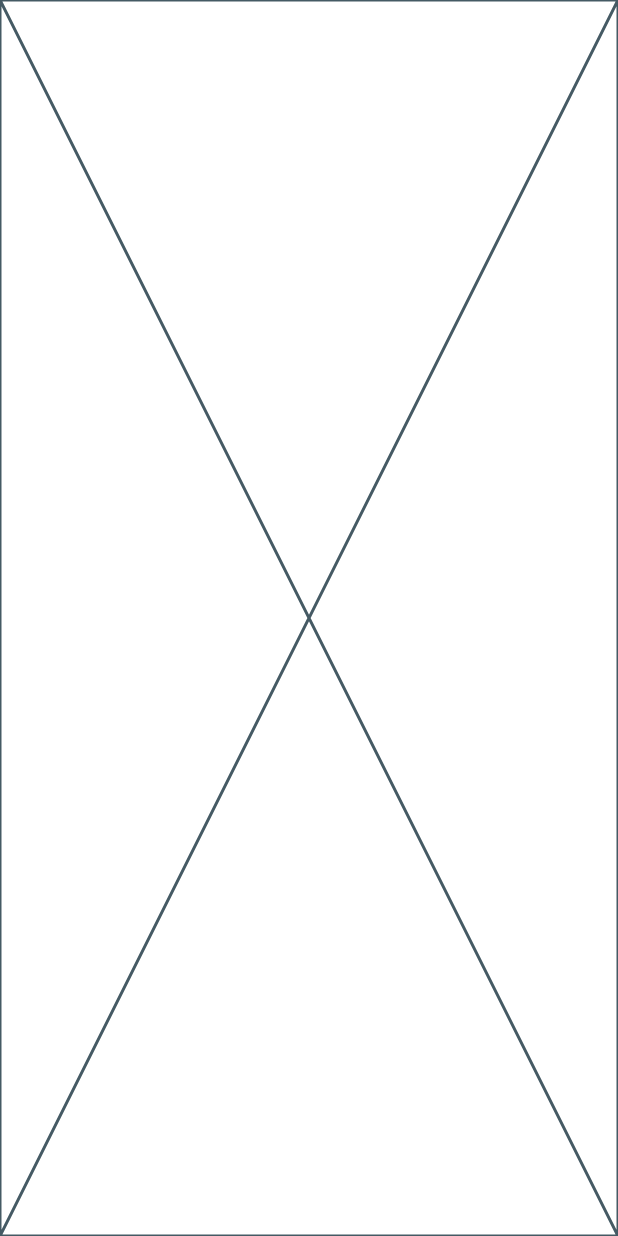
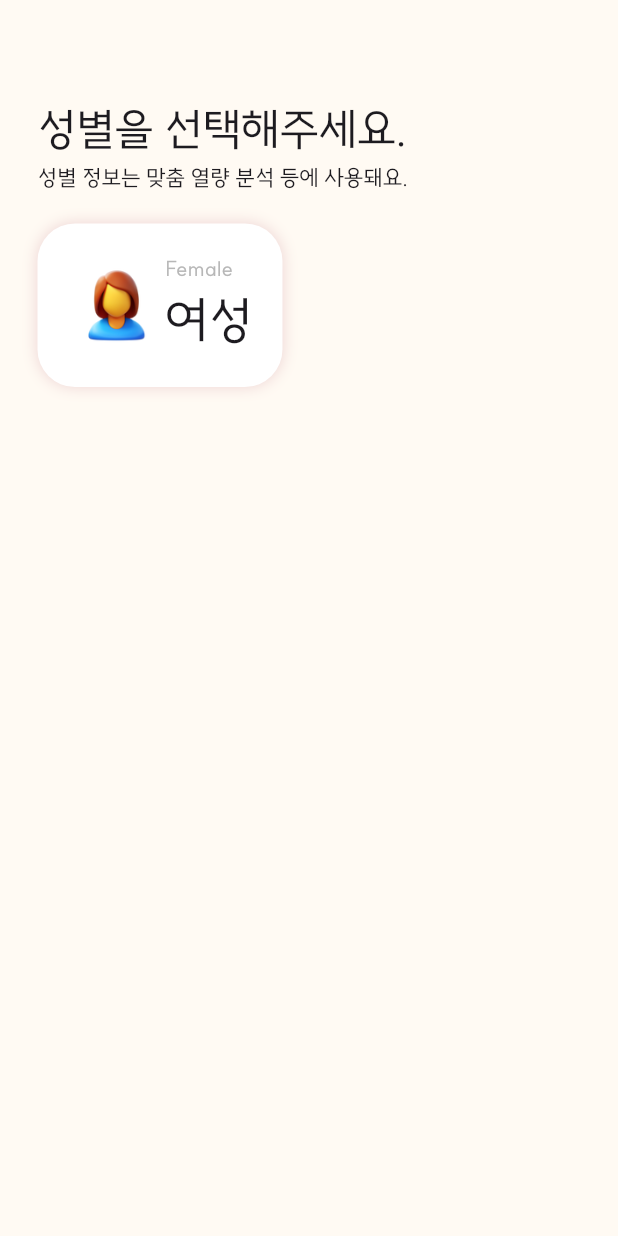
Before and after one commit to dawnfire05/bopool, a Flutter app: the screen it shows after launch, after a tap on "카카오 로그인", on a phone screen of 412 x 824 dp. Run offline on Flutter 3.47's test engine with Material 3 defaults, Android fonts, the phone set to English and light mode, and no system bars; our stand-ins replace flutter_svg; project files that could hold a hidden picture were left out.

Commit message:
edit:gender_page

```diff
--- a/lib/screen/login.dart
+++ b/lib/screen/login.dart
@@ -1,5 +1,6 @@
 import 'package:bopool/screen/login_gender.dart';
 import 'package:flutter/material.dart';
+import 'package:flutter_svg/flutter_svg.dart';
 
 class LoginScreen extends StatelessWidget {
   const LoginScreen({super.key});
@@ -14,17 +15,25 @@ class LoginScreen extends StatelessWidget {
           child: Column(
             children: [
               const SizedBox(height: 190),
-              const Column(
+              Column(
                 children: [
-                  Text(
-                    "밥풀",
-                    style: TextStyle(
-                      fontSize: 60,
-                      color: Color.fromARGB(255, 255, 136, 0),
-                      fontFamily: 'KCC-Ganpan',
-                    ),
+                  SvgPicture.asset(
+                    'assets/images/text_logo.svg',
+                    width: 75,
+                    height: 60,
                   ),
-                  Text(
+                  const SizedBox(
+                    height: 20,
+                  ),
+                  // const Text(
+                  //   "밥풀",
+                  //   style: TextStyle(
+                  //     fontSize: 60,
+                  //     color: Color.fromARGB(255, 255, 136, 0),
+                  //     fontFamily: 'KCC-Ganpan',
+                  //   ),
+                  // ),
+                  const Text(
                     "우리 가족 식사 담당 서비스, 밥풀",
                     style: TextStyle(
                       fontSize: 20,
@@ -36,7 +45,7 @@ class LoginScreen extends StatelessWidget {
                 ],
               ),
               const SizedBox(
-                height: 211,
+                height: 240,
               ),
               GestureDetector(
                 onTap: () {
--- a/lib/screen/login_gender.dart
+++ b/lib/screen/login_gender.dart
@@ -1,10 +1,82 @@
 import 'package:flutter/material.dart';
+import 'package:flutter_svg/flutter_svg.dart';
 
 class LoginGender extends StatelessWidget {
   const LoginGender({super.key});
 
   @override
   Widget build(BuildContext context) {
-    return const Placeholder();
+    return Scaffold(
+      backgroundColor: const Color.fromARGB(255, 255, 250, 243),
+      body: Padding(
+        padding: const EdgeInsets.all(25),
+        child: Center(
+          child: Column(
+            crossAxisAlignment: CrossAxisAlignment.start,
+            children: [
+              const SizedBox(
+                height: 40,
+              ),
+              const Text(
+                '성별을 선택해주세요.',
+                style: TextStyle(fontFamily: 'SUITE', fontSize: 30),
+              ),
+              const Text(
+                '성별 정보는 맞춤 열량 분석 등에 사용돼요.',
+                style: TextStyle(fontFamily: 'SUITE', fontSize: 15),
+              ),
+              const SizedBox(
+                height: 20,
+              ),
+              Row(
+                mainAxisAlignment: MainAxisAlignment.spaceBetween,
+                children: [
+                  Container(
+                    decoration: BoxDecoration(
+                        color: Colors.white,
+                        borderRadius: const BorderRadius.all(
+                          Radius.circular(25),
+                        ),
+                        boxShadow: [
+                          BoxShadow(
+                              color: const Color(0xFF8A0026).withOpacity(0.15),
+                              blurStyle: BlurStyle.normal,
+                              blurRadius: 8)
+                        ]),
+                    padding: const EdgeInsets.all(20),
+                    child: Row(
+                      children: [
+                        Image.asset(
+                          'assets/images/gender_female.png',
+                          width: 65,
+                          height: 55,
+                        ),
+                        const Column(
+                          crossAxisAlignment: CrossAxisAlignment.start,
+                          children: [
+                            Text(
+                              'Female',
+                              style: TextStyle(
+                                fontFamily: 'SUITE',
+                                color: Color.fromARGB(255, 183, 183, 183),
+                              ),
+                            ),
+                            Text(
+                              '여성',
+                              style:
+                                  TextStyle(fontFamily: 'SUITE', fontSize: 34),
+                            ),
+                          ],
+                        ),
+                      ],
+                    ),
+                  ),
+                ],
+              ),
+            ],
+          ),
+        ),
+      ),
+    );
   }
 }
--- a/pubspec.yaml
+++ b/pubspec.yaml
@@ -36,6 +36,7 @@ dependencies:
   # Use with the CupertinoIcons class for iOS style icons.
   cupertino_icons: ^1.0.6
   flutter_svg: ^2.0.10+1
+  image: ^4.1.7
 
 dev_dependencies:
   flutter_test:
@@ -79,6 +80,8 @@ flutter:
 
   assets:
     - assets/images/text_logo.svg
+    - assets/images/gender_female.png
+    - assets/images/gender_male.svg
 
   # To add assets to your application, add an assets section, like this:
   # assets:
```
Also changed, not shown: assets/images/gender_female.png (added), assets/images/gender_female.svg (added), assets/images/gender_male.svg (added), pubspec.lock.
